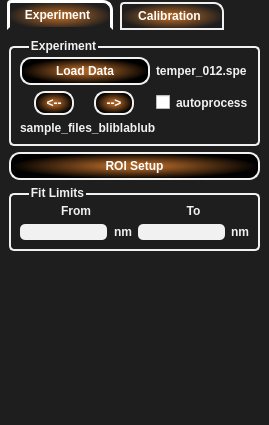
Above: T-Rax/UIFiles/T_Rax_TemperatureControl.ui from CPrescher/T-rax before the change. Below: the same form after it.
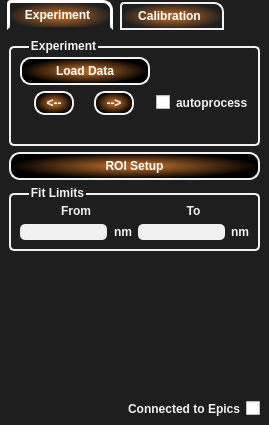
That is the form after the change. The open tabs and pages were chosen to show the change.

Commit message: created Ruby control widget in QT Designer again

What changed in the file:
```diff
--- a/T-Rax/UIFiles/T_Rax_TemperatureControl.ui
+++ b/T-Rax/UIFiles/T_Rax_TemperatureControl.ui
@@ -181,7 +181,7 @@
                </sizepolicy>
               </property>
               <property name="text">
-               <string>temper_012.spe</string>
+               <string/>
               </property>
              </widget>
             </item>
@@ -231,7 +231,7 @@
             <item row="2" column="0" colspan="2">
              <widget class="QLabel" name="exp_folder_name_lbl">
               <property name="text">
-               <string>sample_files_bliblablub</string>
+               <string/>
               </property>
              </widget>
             </item>
@@ -350,6 +350,16 @@
          </property>
         </spacer>
        </item>
+       <item>
+        <widget class="QCheckBox" name="epics_connection_cb">
+         <property name="layoutDirection">
+          <enum>Qt::RightToLeft</enum>
+         </property>
+         <property name="text">
+          <string>Connected to Epics</string>
+         </property>
+        </widget>
+       </item>
       </layout>
      </widget>
      <widget class="QWidget" name="calibration_tab">
```
Left out of the diff: 2 changed lines with no effect on the pictures. The commit also changes 6 other files.
